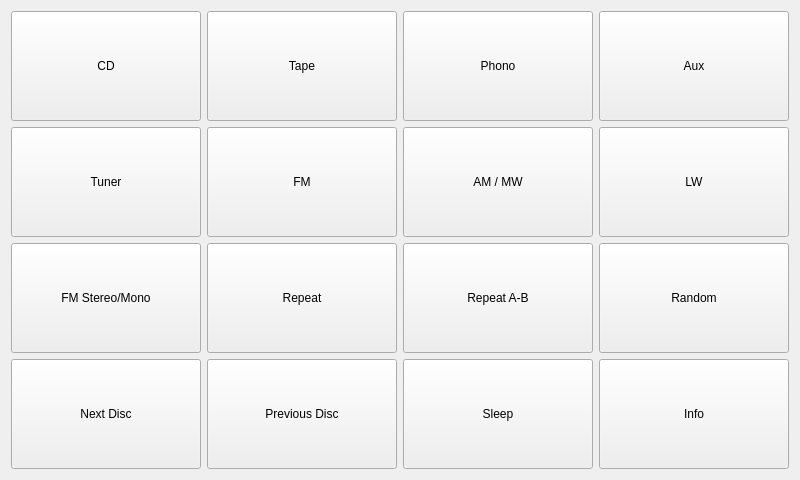
This is forms/piraudiodeviceform.ui in jpietrzak8/Pierogi as Qt 5 draws it before an edit. The edited form follows.
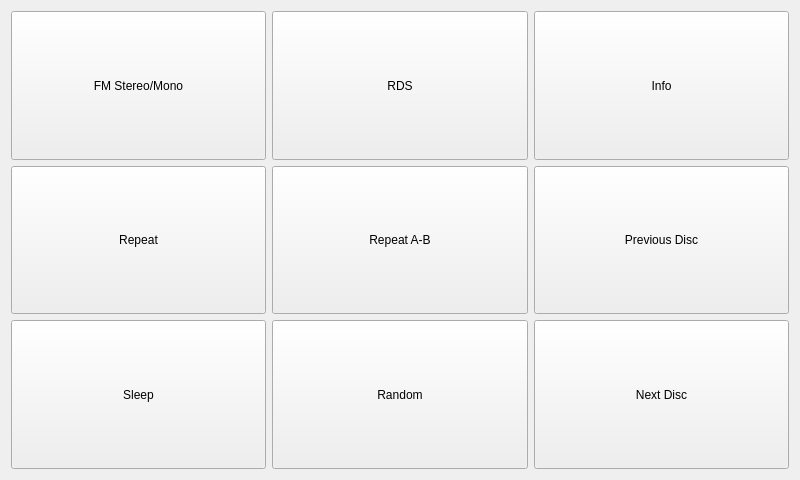
This is the edited form.

What changed in the file:
```diff
--- a/forms/piraudiodeviceform.ui
+++ b/forms/piraudiodeviceform.ui
@@ -15,7 +15,7 @@
   </property>
   <layout class="QGridLayout" name="gridLayout">
    <item row="0" column="0">
-    <widget class="QPushButton" name="cdButton">
+    <widget class="QPushButton" name="fmModeButton">
      <property name="sizePolicy">
       <sizepolicy hsizetype="Expanding" vsizetype="Expanding">
        <horstretch>0</horstretch>
@@ -23,7 +23,7 @@
       </sizepolicy>
      </property>
      <property name="text">
-      <string>CD</string>
+      <string>FM Stereo/Mono</string>
      </property>
     </widget>
    </item>
@@ -36,38 +36,12 @@
       </sizepolicy>
      </property>
      <property name="text">
-      <string>Tape</string>
-     </property>
-    </widget>
-   </item>
-   <item row="0" column="2">
-    <widget class="QPushButton" name="phonoButton">
-     <property name="sizePolicy">
-      <sizepolicy hsizetype="Expanding" vsizetype="Expanding">
-       <horstretch>0</horstretch>
-       <verstretch>0</verstretch>
-      </sizepolicy>
-     </property>
-     <property name="text">
-      <string>Phono</string>
-     </property>
-    </widget>
-   </item>
-   <item row="0" column="3">
-    <widget class="QPushButton" name="auxButton">
-     <property name="sizePolicy">
-      <sizepolicy hsizetype="Expanding" vsizetype="Expanding">
-       <horstretch>0</horstretch>
-       <verstretch>0</verstretch>
-      </sizepolicy>
-     </property>
-     <property name="text">
-      <string>Aux</string>
+      <string>RDS</string>
      </property>
     </widget>
    </item>
    <item row="1" column="0">
-    <widget class="QPushButton" name="tunerButton">
+    <widget class="QPushButton" name="repeatButton">
      <property name="sizePolicy">
       <sizepolicy hsizetype="Expanding" vsizetype="Expanding">
        <horstretch>0</horstretch>
@@ -75,12 +49,12 @@
       </sizepolicy>
      </property>
      <property name="text">
-      <string>Tuner</string>
+      <string>Repeat</string>
      </property>
     </widget>
    </item>
    <item row="1" column="1">
-    <widget class="QPushButton" name="fmButton">
+    <widget class="QPushButton" name="repeatABButton">
      <property name="sizePolicy">
       <sizepolicy hsizetype="Expanding" vsizetype="Expanding">
        <horstretch>0</horstretch>
@@ -88,12 +62,12 @@
       </sizepolicy>
      </property>
      <property name="text">
-      <string>FM</string>
+      <string>Repeat A-B</string>
      </property>
     </widget>
    </item>
    <item row="1" column="2">
-    <widget class="QPushButton" name="amButton">
+    <widget class="QPushButton" name="prevDiscButton">
      <property name="sizePolicy">
       <sizepolicy hsizetype="Expanding" vsizetype="Expanding">
        <horstretch>0</horstretch>
@@ -101,25 +75,12 @@
       </sizepolicy>
      </property>
      <property name="text">
-      <string>AM / MW</string>
-     </property>
-    </widget>
-   </item>
-   <item row="1" column="3">
-    <widget class="QPushButton" name="lwButton">
-     <property name="sizePolicy">
-      <sizepolicy hsizetype="Expanding" vsizetype="Expanding">
-       <horstretch>0</horstretch>
-       <verstretch>0</verstretch>
-      </sizepolicy>
-     </property>
-     <property name="text">
-      <string>LW</string>
+      <string>Previous Disc</string>
      </property>
     </widget>
    </item>
    <item row="2" column="0">
-    <widget class="QPushButton" name="fmModeButton">
+    <widget class="QPushButton" name="sleepButton">
      <property name="sizePolicy">
       <sizepolicy hsizetype="Expanding" vsizetype="Expanding">
        <horstretch>0</horstretch>
@@ -127,24 +88,11 @@
       </sizepolicy>
      </property>
      <property name="text">
-      <string>FM Stereo/Mono</string>
+      <string>Sleep</string>
      </property>
     </widget>
    </item>
    <item row="2" column="1">
-    <widget class="QPushButton" name="repeatButton">
-     <property name="sizePolicy">
-      <sizepolicy hsizetype="Expanding" vsizetype="Expanding">
-       <horstretch>0</horstretch>
-       <verstretch>0</verstretch>
-      </sizepolicy>
-     </property>
-     <property name="text">
-      <string>Repeat</string>
-     </property>
-    </widget>
-   </item>
-   <item row="2" column="3">
     <widget class="QPushButton" name="randomButton">
      <property name="sizePolicy">
       <sizepolicy hsizetype="Expanding" vsizetype="Expanding">
@@ -157,7 +105,7 @@
      </property>
     </widget>
    </item>
-   <item row="3" column="0">
+   <item row="2" column="2">
     <widget class="QPushButton" name="nextDiscButton">
      <property name="sizePolicy">
       <sizepolicy hsizetype="Expanding" vsizetype="Expanding">
@@ -170,33 +118,7 @@
      </property>
     </widget>
    </item>
-   <item row="3" column="1">
-    <widget class="QPushButton" name="prevDiscButton">
-     <property name="sizePolicy">
-      <sizepolicy hsizetype="Expanding" vsizetype="Expanding">
-       <horstretch>0</horstretch>
-       <verstretch>0</verstretch>
-      </sizepolicy>
-     </property>
-     <property name="text">
-      <string>Previous Disc</string>
-     </property>
-    </widget>
-   </item>
-   <item row="3" column="2">
-    <widget class="QPushButton" name="sleepButton">
-     <property name="sizePolicy">
-      <sizepolicy hsizetype="Expanding" vsizetype="Expanding">
-       <horstretch>0</horstretch>
-       <verstretch>0</verstretch>
-      </sizepolicy>
-     </property>
-     <property name="text">
-      <string>Sleep</string>
-     </property>
-    </widget>
-   </item>
-   <item row="3" column="3">
+   <item row="0" column="2">
     <widget class="QPushButton" name="infoButton">
      <property name="sizePolicy">
       <sizepolicy hsizetype="Expanding" vsizetype="Expanding">
@@ -209,19 +131,6 @@
      </property>
     </widget>
    </item>
-   <item row="2" column="2">
-    <widget class="QPushButton" name="repeatABButton">
-     <property name="sizePolicy">
-      <sizepolicy hsizetype="Expanding" vsizetype="Expanding">
-       <horstretch>0</horstretch>
-       <verstretch>0</verstretch>
-      </sizepolicy>
-     </property>
-     <property name="text">
-      <string>Repeat A-B</string>
-     </property>
-    </widget>
-   </item>
   </layout>
  </widget>
  <resources/>
```
Left out of the diff: 155 changed lines with no effect on the pictures.
